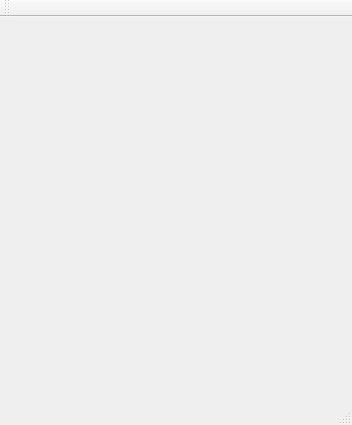
Old version of the form DotsAndBots/DotsAndBots.ui in the repository luizaas/Dots-Boxes.
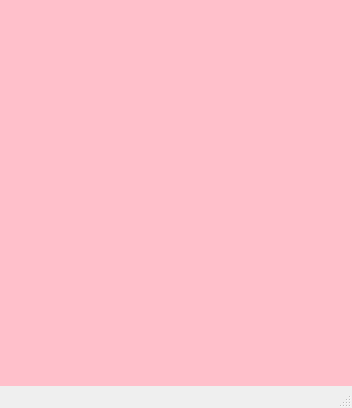
New version of the form. Icons and pictures are not drawn. Custom widgets are drawn as their Qt base class.

```diff
--- a/DotsAndBots/DotsAndBots.ui
+++ b/DotsAndBots/DotsAndBots.ui
@@ -7,13 +7,16 @@
     <x>0</x>
     <y>0</y>
     <width>352</width>
-    <height>425</height>
+    <height>408</height>
    </rect>
   </property>
   <property name="windowTitle">
    <string>DotsAndBots</string>
   </property>
   <widget class="QWidget" name="centralWidget">
+   <property name="styleSheet">
+    <string notr="true">*{ background-color: pink;}</string>
+   </property>
    <layout class="QVBoxLayout" name="verticalLayout">
     <property name="spacing">
      <number>0</number>
@@ -1091,17 +1094,16 @@
     </rect>
    </property>
   </widget>
-  <widget class="QToolBar" name="mainToolBar">
-   <attribute name="toolBarArea">
-    <enum>TopToolBarArea</enum>
-   </attribute>
-   <attribute name="toolBarBreak">
-    <bool>false</bool>
-   </attribute>
-  </widget>
   <widget class="QStatusBar" name="statusBar"/>
  </widget>
  <layoutdefault spacing="6" margin="11"/>
+ <customwidgets>
+  <customwidget>
+   <class>LineButton</class>
+   <extends>QPushButton</extends>
+   <header location="global">LineButton.h</header>
+  </customwidget>
+ </customwidgets>
  <resources>
   <include location="dotsandbots.qrc"/>
  </resources>
```
Left out of the diff: 48 changed lines with no effect on the pictures.
